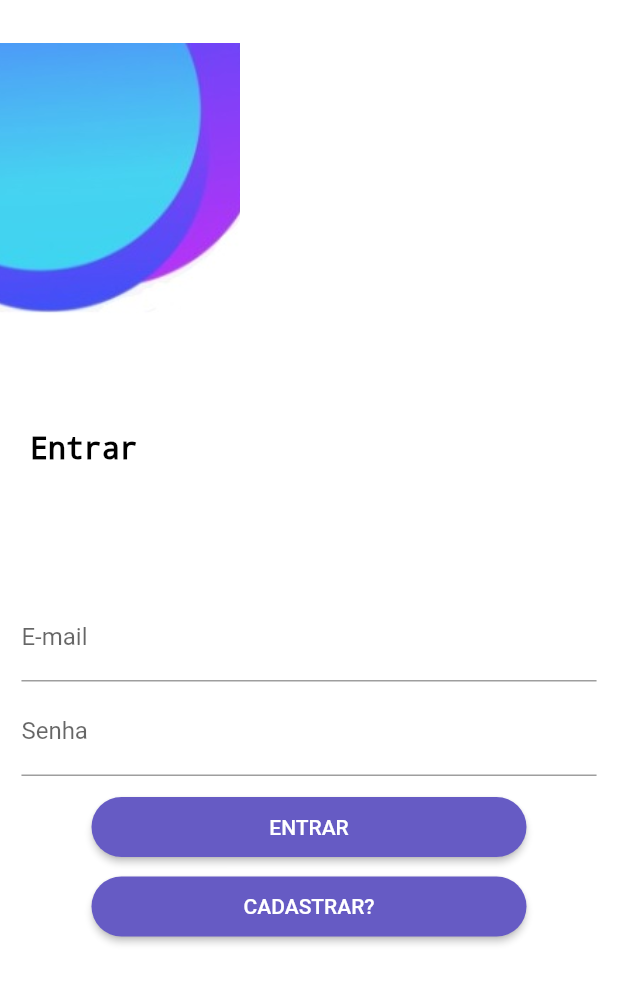
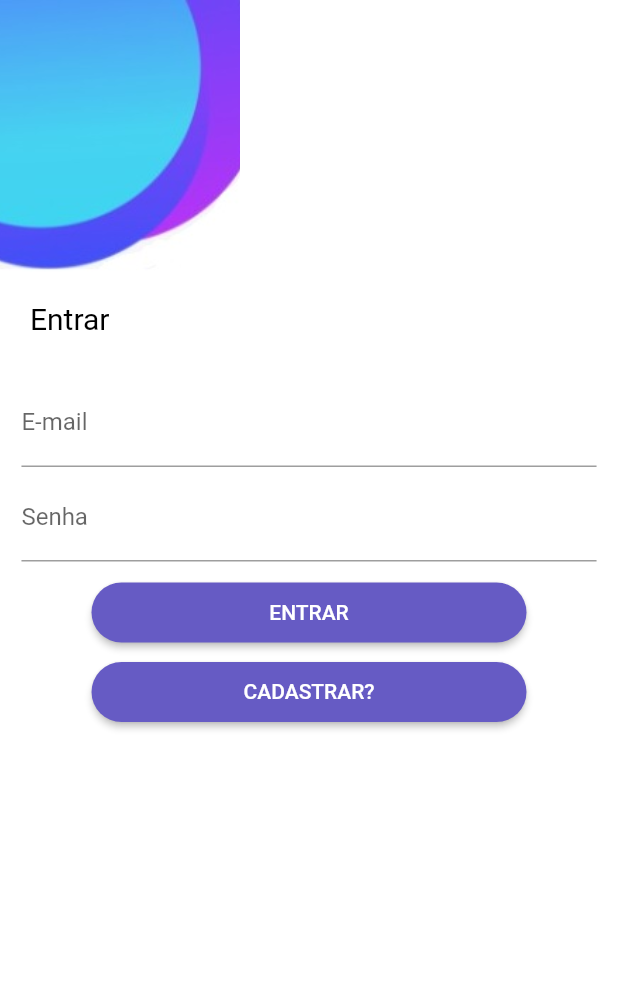
Before and after one commit to ICEI-PUC-Minas-PPLES-TI/plf-es-2022-2-ti5-5104100-financas-pessoais, a Flutter app: the screen it shows after launch, on a phone screen of 412 x 824 dp. Shown: the top 984 px of the screen. Run offline on Flutter 3.47's test engine with Material 2 defaults, Android fonts, the phone set to English and light mode, and no system bars; our stand-ins replace percent_indicator, shared_preferences, toggle_switch; missing offline and left inert: curved_nav_bar, dart:ffi.

Commit message:
Ajustes login

```diff
--- a/codigo/mobile/we_budget/lib/components/auth_form.dart
+++ b/codigo/mobile/we_budget/lib/components/auth_form.dart
@@ -87,7 +87,6 @@ class _AuthFormState extends State<AuthForm> {
     } on AuthException catch (error) {
       _showErrorDialog(error.toString());
     } catch (error) {
-      print(error);
       _showErrorDialog('Ocorreu um erro inesperado!');
     }
 
@@ -120,7 +119,8 @@ class _AuthFormState extends State<AuthForm> {
                         labelText: 'Nome',
                         hintText: "Digite aqui seu nome",
                       ),
-                      keyboardType: TextInputType.name,
+                      keyboardType: TextInputType.text,
+                      textInputAction: TextInputAction.next,
                       onSaved: (name) => _authData['name'] = name ?? '',
                       validator: (_name) {
                         final name = _name ?? '';
@@ -139,6 +139,7 @@ class _AuthFormState extends State<AuthForm> {
                       hintText: "Digite aqui seu e-mail",
                     ),
                     keyboardType: TextInputType.emailAddress,
+                    textInputAction: TextInputAction.next,
                     onSaved: (email) => _authData['email'] = email ?? '',
                     validator: (_email) {
                       final email = _email ?? '';
@@ -158,12 +159,13 @@ class _AuthFormState extends State<AuthForm> {
                     ),
                     keyboardType: TextInputType.emailAddress,
                     obscureText: true,
+                    textInputAction: TextInputAction.next,
                     controller: _passwordController,
                     onSaved: (password) =>
                         _authData['password'] = password ?? '',
                     validator: (_password) {
                       final password = _password ?? '';
-                      if (password.isEmpty || password.length < 5) {
+                      if (password.isEmpty || password.length < 3) {
                         return 'Informe uma senha válida';
                       }
                       return null;
@@ -196,10 +198,11 @@ class _AuthFormState extends State<AuthForm> {
                   const CircularProgressIndicator()
                 else
                   ElevatedButton(
-                    onPressed: () {
+                    onPressed: _submit,
+                    /*onPressed: () {
                       Navigator.of(context)
                           .pushReplacementNamed(AppRoutes.main);
-                    }, //ajustar
+                    }, //ajustar*/
                     style: ElevatedButton.styleFrom(
                       shape: RoundedRectangleBorder(
                         borderRadius: BorderRadius.circular(30),
--- a/codigo/mobile/we_budget/lib/pages/login_page.dart
+++ b/codigo/mobile/we_budget/lib/pages/login_page.dart
@@ -12,14 +12,16 @@ class _LoginPageState extends State<LoginPage> {
   @override
   Widget build(BuildContext context) {
     final deviceSize = MediaQuery.of(context).size;
-    return Stack(
+    return Scaffold(
+      body: Stack(
         children: [
           Container(
             decoration: const BoxDecoration(
               color: Colors.white,
             ),
           ),
-        Column(
+          SingleChildScrollView(
+            child: Column(
               crossAxisAlignment: CrossAxisAlignment.center,
               mainAxisAlignment: MainAxisAlignment.spaceAround,
               children: [
@@ -57,7 +59,9 @@ class _LoginPageState extends State<LoginPage> {
                 const AuthForm(),
               ],
             ),
+          ),
         ],
+      ),
     );
   }
 }
```
Lines whose indentation alone changed are shown as unchanged.
